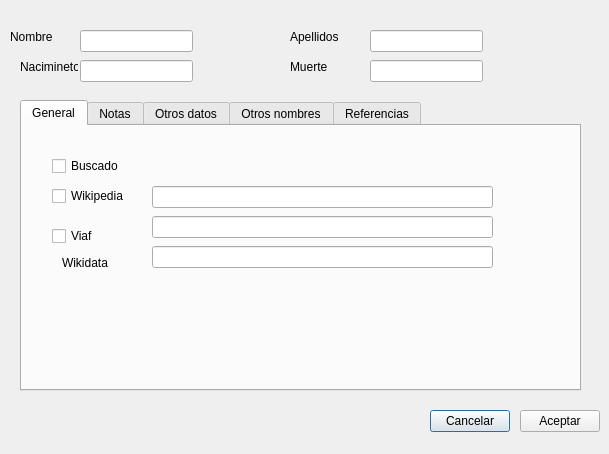
Above: gui/dlgnuevapersona.ui from rogorido/qtpredicadores before the change. Below: the same form after it.
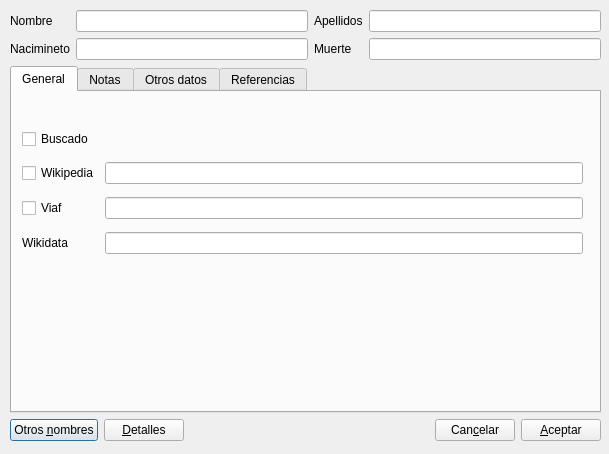
That is the form after the change. The open tabs and pages were chosen to show the change.

Patch:
```diff
--- a/gui/dlgnuevapersona.ui
+++ b/gui/dlgnuevapersona.ui
@@ -13,61 +13,62 @@
   <property name="windowTitle">
    <string>Dialog</string>
   </property>
-  <widget class="QLineEdit" name="txtNombre">
+  <widget class="QWidget" name="layoutWidget">
    <property name="geometry">
     <rect>
-     <x>80</x>
-     <y>30</y>
-     <width>113</width>
-     <height>22</height>
+     <x>10</x>
+     <y>10</y>
+     <width>591</width>
+     <height>431</height>
     </rect>
    </property>
-  </widget>
-  <widget class="QLineEdit" name="txtApellidos">
-   <property name="geometry">
-    <rect>
-     <x>370</x>
-     <y>30</y>
-     <width>113</width>
-     <height>22</height>
-    </rect>
-   </property>
-  </widget>
+   <layout class="QVBoxLayout" name="verticalLayout">
+    <item>
+     <layout class="QGridLayout" name="gridLayout">
+      <item row="0" column="0">
   <widget class="QLabel" name="label">
-   <property name="geometry">
-    <rect>
-     <x>10</x>
-     <y>30</y>
-     <width>58</width>
-     <height>14</height>
-    </rect>
-   </property>
    <property name="text">
     <string>Nombre</string>
    </property>
   </widget>
+      </item>
+      <item row="0" column="1">
+       <widget class="QLineEdit" name="txtNombre"/>
+      </item>
+      <item row="0" column="2">
   <widget class="QLabel" name="label_2">
-   <property name="geometry">
-    <rect>
-     <x>290</x>
-     <y>30</y>
-     <width>58</width>
-     <height>14</height>
-    </rect>
-   </property>
    <property name="text">
     <string>Apellidos</string>
    </property>
   </widget>
+      </item>
+      <item row="0" column="3">
+       <widget class="QLineEdit" name="txtApellidos"/>
+      </item>
+      <item row="1" column="0">
+       <widget class="QLabel" name="label_3">
+        <property name="text">
+         <string>Nacimineto</string>
+        </property>
+       </widget>
+      </item>
+      <item row="1" column="1">
+       <widget class="QLineEdit" name="txtNacimiento"/>
+      </item>
+      <item row="1" column="2">
+       <widget class="QLabel" name="label_4">
+        <property name="text">
+         <string>Muerte</string>
+        </property>
+       </widget>
+      </item>
+      <item row="1" column="3">
+       <widget class="QLineEdit" name="txtMuerte"/>
+      </item>
+     </layout>
+    </item>
+    <item>
   <widget class="QTabWidget" name="tabWidget">
-   <property name="geometry">
-    <rect>
-     <x>20</x>
-     <y>100</y>
-     <width>561</width>
-     <height>291</height>
-    </rect>
-   </property>
    <property name="currentIndex">
     <number>0</number>
    </property>
@@ -75,88 +76,55 @@
     <attribute name="title">
      <string>General</string>
     </attribute>
+       <widget class="QWidget" name="">
+        <property name="geometry">
+         <rect>
+          <x>10</x>
+          <y>30</y>
+          <width>561</width>
+          <height>141</height>
+         </rect>
+        </property>
+        <layout class="QGridLayout" name="gridLayout_2">
+         <item row="0" column="0">
     <widget class="QCheckBox" name="ckBuscado">
-     <property name="geometry">
-      <rect>
-       <x>30</x>
-       <y>30</y>
-       <width>84</width>
-       <height>20</height>
-      </rect>
-     </property>
      <property name="text">
       <string>Buscado</string>
      </property>
     </widget>
+         </item>
+         <item row="1" column="0">
     <widget class="QCheckBox" name="ckWiki">
-     <property name="geometry">
-      <rect>
-       <x>30</x>
-       <y>60</y>
-       <width>84</width>
-       <height>20</height>
-      </rect>
-     </property>
      <property name="text">
       <string>Wikipedia</string>
      </property>
     </widget>
-    <widget class="QLineEdit" name="txtWiki">
-     <property name="geometry">
-      <rect>
-       <x>130</x>
-       <y>60</y>
-       <width>341</width>
-       <height>22</height>
-      </rect>
-     </property>
-    </widget>
+         </item>
+         <item row="1" column="1">
+          <widget class="QLineEdit" name="txtWiki"/>
+         </item>
+         <item row="2" column="0">
     <widget class="QCheckBox" name="ckViaf">
-     <property name="geometry">
-      <rect>
-       <x>30</x>
-       <y>100</y>
-       <width>84</width>
-       <height>20</height>
-      </rect>
-     </property>
      <property name="text">
       <string>Viaf</string>
      </property>
     </widget>
-    <widget class="QLineEdit" name="txtViaf">
-     <property name="geometry">
-      <rect>
-       <x>130</x>
-       <y>90</y>
-       <width>341</width>
-       <height>22</height>
-      </rect>
-     </property>
-    </widget>
-    <widget class="QLineEdit" name="txtWikidata">
-     <property name="geometry">
-      <rect>
-       <x>130</x>
-       <y>120</y>
-       <width>341</width>
-       <height>22</height>
-      </rect>
-     </property>
-    </widget>
+         </item>
+         <item row="2" column="1">
+          <widget class="QLineEdit" name="txtViaf"/>
+         </item>
+         <item row="3" column="0">
     <widget class="QLabel" name="label_6">
-     <property name="geometry">
-      <rect>
-       <x>40</x>
-       <y>130</y>
-       <width>58</width>
-       <height>14</height>
-      </rect>
-     </property>
      <property name="text">
       <string>Wikidata</string>
      </property>
     </widget>
+         </item>
+         <item row="3" column="1">
+          <widget class="QLineEdit" name="txtWikidata"/>
+         </item>
+        </layout>
+       </widget>
    </widget>
    <widget class="QWidget" name="tabNotas">
     <attribute name="title">
@@ -220,88 +188,59 @@
      </property>
     </widget>
    </widget>
-   <widget class="QWidget" name="tabOtrosNombres">
-    <attribute name="title">
-     <string>Otros nombres</string>
-    </attribute>
-   </widget>
    <widget class="QWidget" name="tabReferencias">
     <attribute name="title">
      <string>Referencias</string>
     </attribute>
    </widget>
   </widget>
-  <widget class="QLineEdit" name="txtNacimiento">
-   <property name="geometry">
-    <rect>
-     <x>80</x>
-     <y>60</y>
-     <width>113</width>
-     <height>22</height>
-    </rect>
-   </property>
-  </widget>
-  <widget class="QLineEdit" name="txtMuerte">
-   <property name="geometry">
-    <rect>
-     <x>370</x>
-     <y>60</y>
-     <width>113</width>
-     <height>22</height>
-    </rect>
-   </property>
-  </widget>
-  <widget class="QLabel" name="label_3">
-   <property name="geometry">
-    <rect>
-     <x>20</x>
-     <y>60</y>
-     <width>58</width>
-     <height>14</height>
-    </rect>
-   </property>
+    </item>
+    <item>
+     <layout class="QHBoxLayout" name="horizontalLayout">
+      <item>
+       <widget class="QPushButton" name="btOtrosNombres">
+        <property name="text">
+         <string>Otros &amp;nombres</string>
+        </property>
+       </widget>
+      </item>
+      <item>
+       <widget class="QPushButton" name="btDetalles">
    <property name="text">
-    <string>Nacimineto</string>
-   </property>
-  </widget>
-  <widget class="QLabel" name="label_4">
-   <property name="geometry">
-    <rect>
-     <x>290</x>
-     <y>60</y>
-     <width>58</width>
-     <height>14</height>
-    </rect>
-   </property>
-   <property name="text">
-    <string>Muerte</string>
-   </property>
-  </widget>
+         <string>&amp;Detalles</string>
+        </property>
+       </widget>
+      </item>
+      <item>
+       <spacer name="horizontalSpacer">
+        <property name="orientation">
+         <enum>Qt::Horizontal</enum>
+        </property>
+        <property name="sizeHint" stdset="0">
+         <size>
+          <width>40</width>
+          <height>20</height>
+         </size>
+        </property>
+       </spacer>
+      </item>
+      <item>
   <widget class="QPushButton" name="btCancelar">
-   <property name="geometry">
-    <rect>
-     <x>430</x>
-     <y>410</y>
-     <width>80</width>
-     <height>22</height>
-    </rect>
-   </property>
    <property name="text">
-    <string>Cancelar</string>
-   </property>
-  </widget>
+         <string>Can&amp;celar</string>
+        </property>
+       </widget>
+      </item>
+      <item>
   <widget class="QPushButton" name="btOK">
-   <property name="geometry">
-    <rect>
-     <x>520</x>
-     <y>410</y>
-     <width>80</width>
-     <height>22</height>
-    </rect>
-   </property>
    <property name="text">
-    <string>Aceptar</string>
-   </property>
+         <string>&amp;Aceptar</string>
+        </property>
+       </widget>
+      </item>
+     </layout>
+    </item>
+   </layout>
   </widget>
  </widget>
  <resources/>
```
Left out of the diff: 6 changed lines with no effect on the pictures. Lines whose indentation alone changed are shown as unchanged.
